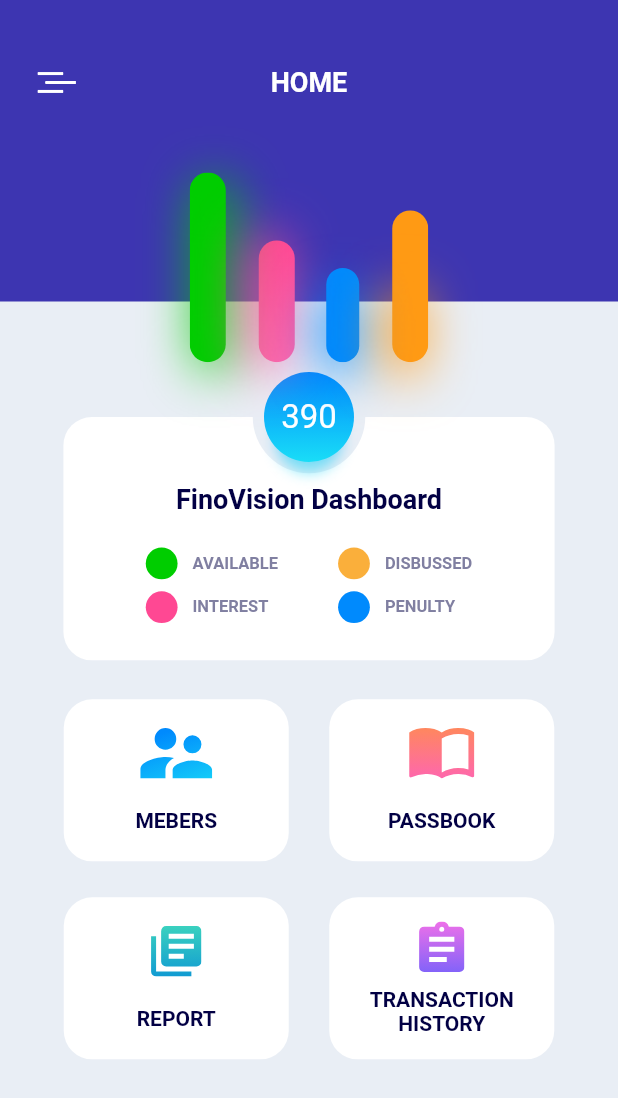
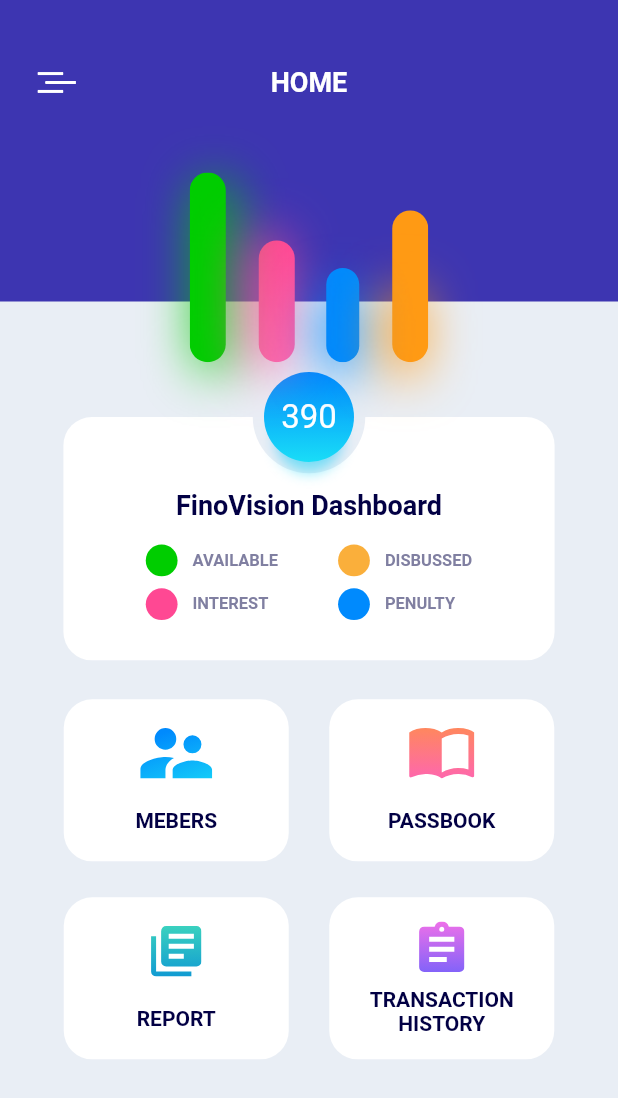
Before and after one commit to luoqiao6/flutter_finovision, a Flutter app: the screen it shows after launch, on a phone screen of 412 x 824 dp. Shown: the top 1098 px of the screen. Run offline on Flutter 3.47's test engine with Material 2 defaults, Android fonts, the phone set to English and light mode, and no system bars; our stand-ins replace flutter_svg; Roboto replaces fonts that are missing (Montserrat-Bold, Montserrat-Medium, Montserrat-Regular).

Commit message:
调整间距

```diff
--- a/lib/pages/home_page.dart
+++ b/lib/pages/home_page.dart
@@ -51,7 +51,7 @@ class _HomePageState extends State<HomePage> {
                     children: <Widget>[
 
                       Padding(
-                        padding: EdgeInsets.only(top: 44),
+                        padding: EdgeInsets.only(top: 48),
                       ),
 
                       Container(
@@ -59,7 +59,7 @@ class _HomePageState extends State<HomePage> {
                       ),
 
                       Padding(
-                        padding: EdgeInsets.only(top: 22),
+                        padding: EdgeInsets.only(top: 16),
                       ),
 
                       Row(
```
